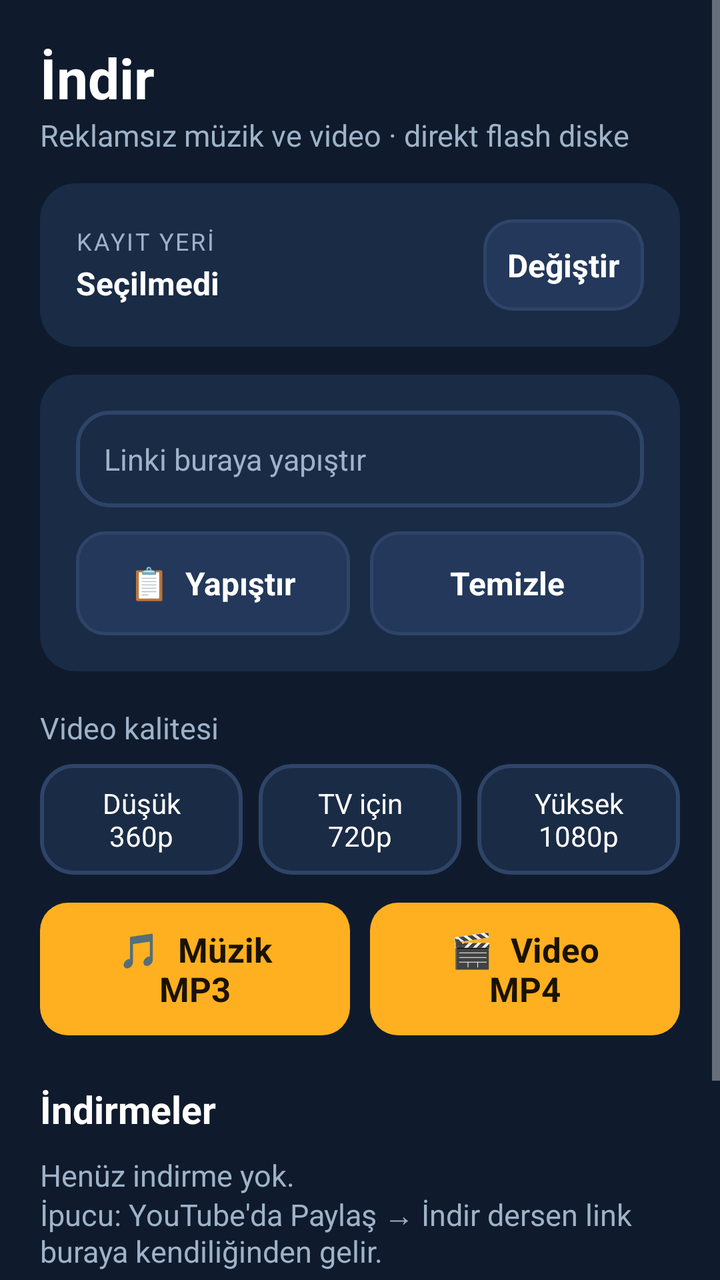
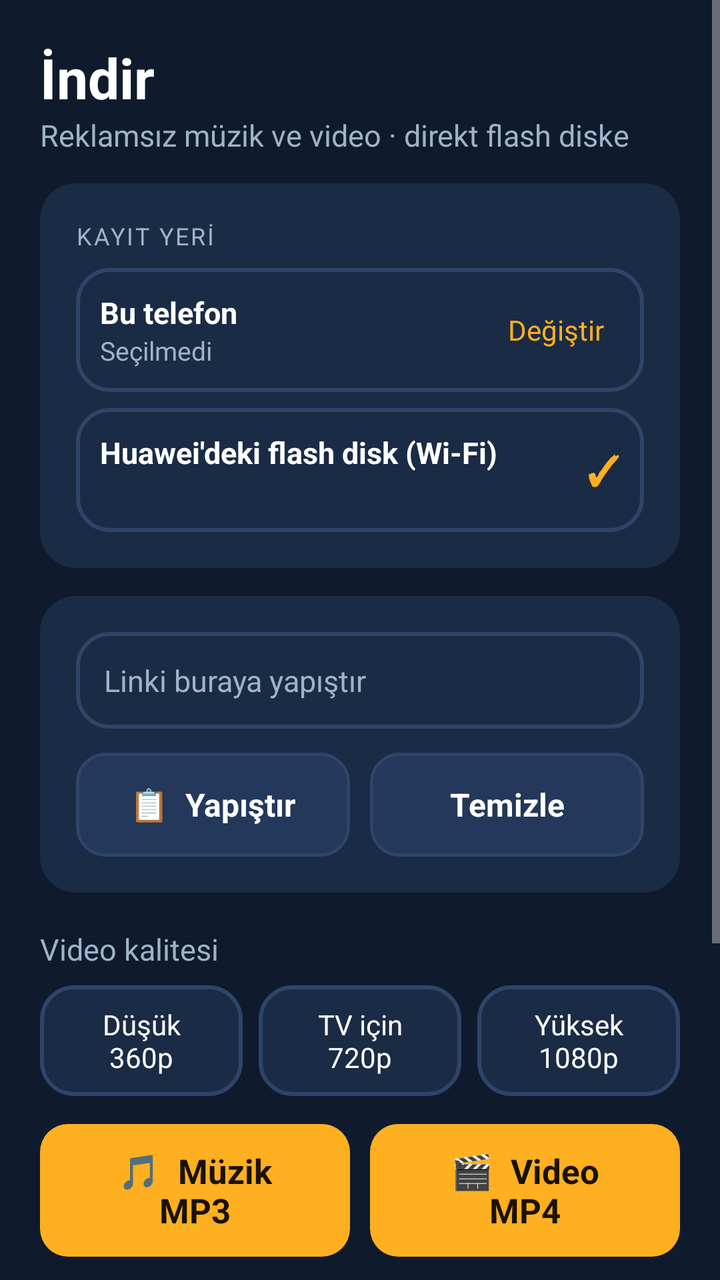

Compare the two renders of this Android layout. The source of the first and the diff that turns it into the second are given below.
<!-- AndroidManifest.xml: application theme AppTheme -->
<!-- res/layout/activity_main.xml -->
<?xml version="1.0" encoding="utf-8"?>
<ScrollView xmlns:android="http://schemas.android.com/apk/res/android"
    android:layout_width="match_parent"
    android:layout_height="match_parent"
    android:fillViewport="true">

    <LinearLayout
        android:layout_width="match_parent"
        android:layout_height="wrap_content"
        android:orientation="vertical"
        android:padding="20dp">

        <TextView style="@style/Title" android:layout_width="wrap_content" android:layout_height="wrap_content"
            android:text="İndir" />
        <TextView style="@style/Sub" android:layout_width="wrap_content" android:layout_height="wrap_content"
            android:text="Reklamsız müzik ve video · direkt flash diske" />

        
        <LinearLayout style="@style/Card" android:id="@+id/cardPlace"
            android:layout_width="match_parent" android:layout_height="wrap_content"
            android:orientation="horizontal" android:gravity="center_vertical">
            <LinearLayout android:layout_width="0dp" android:layout_height="wrap_content"
                android:layout_weight="1" android:orientation="vertical">
                <TextView style="@style/Sub" android:layout_width="wrap_content" android:layout_height="wrap_content"
                    android:textSize="12sp" android:text="KAYIT YERİ" android:letterSpacing="0.08" />
                <TextView android:id="@+id/tvPlace" android:layout_width="wrap_content" android:layout_height="wrap_content"
                    android:textColor="@color/text" android:textSize="16sp" android:textStyle="bold"
                    android:layout_marginTop="2dp" android:text="Seçilmedi" />
            </LinearLayout>
            <TextView android:id="@+id/btnPlace" style="@style/Btn2"
                android:layout_width="wrap_content" android:layout_height="wrap_content"
                android:layout_marginTop="0dp" android:minHeight="44dp"
                android:paddingLeft="16dp" android:paddingRight="16dp" android:text="Değiştir" />
        </LinearLayout>

        
        <LinearLayout style="@style/Card" android:layout_width="match_parent" android:layout_height="wrap_content"
            android:orientation="vertical">
            <EditText android:id="@+id/etUrl" android:layout_width="match_parent" android:layout_height="wrap_content"
                android:background="@drawable/bg_option" android:padding="14dp"
                android:hint="Linki buraya yapıştır" android:textColorHint="@color/sub"
                android:textColor="@color/text" android:textSize="15sp"
                android:inputType="textUri" android:maxLines="3" />
            <LinearLayout android:layout_width="match_parent" android:layout_height="wrap_content"
                android:orientation="horizontal">
                <TextView android:id="@+id/btnPaste" style="@style/Btn2" android:layout_width="0dp"
                    android:layout_height="wrap_content" android:layout_weight="1" android:text="📋  Yapıştır" />
                <View android:layout_width="10dp" android:layout_height="1dp" />
                <TextView android:id="@+id/btnClear" style="@style/Btn2" android:layout_width="0dp"
                    android:layout_height="wrap_content" android:layout_weight="1" android:text="Temizle" />
            </LinearLayout>
        </LinearLayout>

        
        <TextView style="@style/Sub" android:layout_width="wrap_content" android:layout_height="wrap_content"
            android:layout_marginTop="18dp" android:text="Video kalitesi" />
        <LinearLayout android:layout_width="match_parent" android:layout_height="wrap_content"
            android:orientation="horizontal" android:layout_marginTop="8dp">
            <TextView android:id="@+id/q360" android:layout_width="0dp" android:layout_height="wrap_content"
                android:layout_weight="1" android:background="@drawable/bg_option" android:gravity="center"
                android:padding="10dp" android:textColor="@color/text" android:textSize="14sp"
                android:text="Düşük\n360p" />
            <View android:layout_width="8dp" android:layout_height="1dp" />
            <TextView android:id="@+id/q720" android:layout_width="0dp" android:layout_height="wrap_content"
                android:layout_weight="1" android:background="@drawable/bg_option" android:gravity="center"
                android:padding="10dp" android:textColor="@color/text" android:textSize="14sp"
                android:text="TV için\n720p" />
            <View android:layout_width="8dp" android:layout_height="1dp" />
            <TextView android:id="@+id/q1080" android:layout_width="0dp" android:layout_height="wrap_content"
                android:layout_weight="1" android:background="@drawable/bg_option" android:gravity="center"
                android:padding="10dp" android:textColor="@color/text" android:textSize="14sp"
                android:text="Yüksek\n1080p" />
        </LinearLayout>

        
        <LinearLayout android:layout_width="match_parent" android:layout_height="wrap_content"
            android:orientation="horizontal">
            <TextView android:id="@+id/btnMp3" style="@style/Btn" android:layout_width="0dp"
                android:layout_height="wrap_content" android:layout_weight="1" android:text="🎵  Müzik\nMP3" />
            <View android:layout_width="10dp" android:layout_height="1dp" />
            <TextView android:id="@+id/btnMp4" style="@style/Btn" android:layout_width="0dp"
                android:layout_height="wrap_content" android:layout_weight="1" android:text="🎬  Video\nMP4" />
        </LinearLayout>

        <TextView android:id="@+id/tvEngine" style="@style/Sub" android:layout_width="match_parent"
            android:layout_height="wrap_content" android:layout_marginTop="10dp" android:gravity="center"
            android:textSize="13sp" android:visibility="gone" />

        
        <TextView style="@style/CardTitle" android:layout_width="wrap_content" android:layout_height="wrap_content"
            android:layout_marginTop="24dp" android:text="İndirmeler" />
        <LinearLayout android:id="@+id/list" android:layout_width="match_parent" android:layout_height="wrap_content"
            android:orientation="vertical" />
        <TextView android:id="@+id/tvEmpty" style="@style/Sub" android:layout_width="match_parent"
            android:layout_height="wrap_content" android:layout_marginTop="10dp"
            android:text="Henüz indirme yok.\nİpucu: YouTube'da Paylaş → İndir dersen link buraya kendiliğinden gelir." />

        <TextView android:id="@+id/btnUpdate" style="@style/Btn2" android:layout_width="match_parent"
            android:layout_height="wrap_content" android:layout_marginTop="28dp" android:text="🔄  İndiriciyi güncelle" />
        <TextView android:id="@+id/tvVersion" style="@style/Sub" android:layout_width="match_parent"
            android:layout_height="wrap_content" android:layout_marginTop="6dp" android:gravity="center"
            android:textSize="12sp" />
    </LinearLayout>
</ScrollView>
<!-- resources referenced by this layout -->
<resources>
  <color name="sub">#9FB3C8</color>
  <color name="text">#FFFFFF</color>
  <!-- drawable bg_option (drawable) -->
  <shape xmlns:android="http://schemas.android.com/apk/res/android">
      <solid android:color="@color/card" />
      <stroke android:width="2dp" android:color="@color/line" />
      <corners android:radius="16dp" />
  </shape>
  <style name="Btn">
          <item name="android:background">@drawable/bg_btn</item>
          <item name="android:textColor">@color/accent_dark</item>
          <item name="android:textSize">17sp</item>
          <item name="android:textStyle">bold</item>
          <item name="android:gravity">center</item>
          <item name="android:minHeight">56dp</item>
          <item name="android:padding">12dp</item>
          <item name="android:layout_marginTop">14dp</item>
      </style>
  <style name="Btn2">
          <item name="android:background">@drawable/bg_btn2</item>
          <item name="android:textColor">@color/text</item>
          <item name="android:textSize">16sp</item>
          <item name="android:textStyle">bold</item>
          <item name="android:gravity">center</item>
          <item name="android:minHeight">52dp</item>
          <item name="android:padding">12dp</item>
          <item name="android:layout_marginTop">12dp</item>
      </style>
  <style name="Card">
          <item name="android:background">@drawable/bg_card</item>
          <item name="android:padding">18dp</item>
          <item name="android:layout_marginTop">14dp</item>
      </style>
  <style name="CardTitle">
          <item name="android:textColor">@color/text</item>
          <item name="android:textSize">19sp</item>
          <item name="android:textStyle">bold</item>
      </style>
  <style name="Sub">
          <item name="android:textColor">@color/sub</item>
          <item name="android:textSize">15sp</item>
      </style>
  <style name="Title">
          <item name="android:textColor">@color/text</item>
          <item name="android:textSize">28sp</item>
          <item name="android:textStyle">bold</item>
      </style>
  <style name="AppTheme" parent="android:Theme.Material.NoActionBar">
          <item name="android:windowBackground">@color/bg</item>
          <item name="android:colorPrimary">@color/bg</item>
          <item name="android:colorPrimaryDark">@color/bg</item>
          <item name="android:colorAccent">@color/accent</item>
          <item name="android:statusBarColor">@color/bg</item>
          <item name="android:navigationBarColor">@color/bg</item>
          <item name="android:textColor">@color/text</item>
      </style>
  <color name="card">#1A2B45</color>
  <color name="line">#2E4468</color>
  <!-- drawable bg_btn (drawable) -->
  <ripple xmlns:android="http://schemas.android.com/apk/res/android" android:color="#55000000">
      <item>
          <selector>
              <item android:state_enabled="false">
                  <shape><solid android:color="#5C4A22" /><corners android:radius="14dp" /></shape>
              </item>
              <item>
                  <shape><solid android:color="@color/accent" /><corners android:radius="14dp" /></shape>
              </item>
          </selector>
      </item>
  </ripple>
  <color name="accent_dark">#1A1200</color>
  <!-- drawable bg_btn2 (drawable) -->
  <ripple xmlns:android="http://schemas.android.com/apk/res/android" android:color="#33FFFFFF">
      <item>
          <shape>
              <solid android:color="@color/card_hi" />
              <stroke android:width="1.5dp" android:color="@color/line" />
              <corners android:radius="14dp" />
          </shape>
      </item>
  </ripple>
  <!-- drawable bg_card (drawable) -->
  <shape xmlns:android="http://schemas.android.com/apk/res/android" android:shape="rectangle">
      <solid android:color="@color/card" />
      <corners android:radius="18dp" />
  </shape>
  <color name="bg">#0F1B2D</color>
  <color name="accent">#FFB020</color>
  <color name="card_hi">#23385A</color>
</resources>

<!-- the commit's change to res/layout/activity_main.xml (unified diff, before → after) -->
@@ -18,19 +18,41 @@
         
         <LinearLayout style="@style/Card" android:id="@+id/cardPlace"
             android:layout_width="match_parent" android:layout_height="wrap_content"
-            android:orientation="horizontal" android:gravity="center_vertical">
-            <LinearLayout android:layout_width="0dp" android:layout_height="wrap_content"
-                android:layout_weight="1" android:orientation="vertical">
-                <TextView style="@style/Sub" android:layout_width="wrap_content" android:layout_height="wrap_content"
-                    android:textSize="12sp" android:text="KAYIT YERİ" android:letterSpacing="0.08" />
-                <TextView android:id="@+id/tvPlace" android:layout_width="wrap_content" android:layout_height="wrap_content"
-                    android:textColor="@color/text" android:textSize="16sp" android:textStyle="bold"
-                    android:layout_marginTop="2dp" android:text="Seçilmedi" />
+            android:orientation="vertical">
+            <TextView style="@style/Sub" android:layout_width="wrap_content" android:layout_height="wrap_content"
+                android:textSize="12sp" android:text="KAYIT YERİ" android:letterSpacing="0.08" />
+
+            <LinearLayout android:id="@+id/optLocal" android:layout_width="match_parent" android:layout_height="wrap_content"
+                android:layout_marginTop="8dp" android:background="@drawable/bg_option" android:clickable="true"
+                android:focusable="true" android:gravity="center_vertical" android:orientation="horizontal"
+                android:padding="12dp">
+                <LinearLayout android:layout_width="0dp" android:layout_height="wrap_content"
+                    android:layout_weight="1" android:orientation="vertical">
+                    <TextView android:layout_width="wrap_content" android:layout_height="wrap_content"
+                        android:textColor="@color/text" android:textSize="15sp" android:textStyle="bold"
+                        android:text="Bu telefon" />
+                    <TextView android:id="@+id/tvPlace" style="@style/Sub" android:layout_width="wrap_content"
+                        android:layout_height="wrap_content" android:textSize="13sp" android:text="Seçilmedi" />
+                </LinearLayout>
+                <TextView android:id="@+id/btnPlace" android:layout_width="wrap_content" android:layout_height="wrap_content"
+                    android:padding="8dp" android:text="Değiştir" android:textColor="@color/accent" android:textSize="14sp" />
             </LinearLayout>
-            <TextView android:id="@+id/btnPlace" style="@style/Btn2"
-                android:layout_width="wrap_content" android:layout_height="wrap_content"
-                android:layout_marginTop="0dp" android:minHeight="44dp"
-                android:paddingLeft="16dp" android:paddingRight="16dp" android:text="Değiştir" />
+
+            <LinearLayout android:id="@+id/optWifi" android:layout_width="match_parent" android:layout_height="wrap_content"
+                android:layout_marginTop="8dp" android:background="@drawable/bg_option" android:clickable="true"
+                android:focusable="true" android:gravity="center_vertical" android:orientation="horizontal"
+                android:padding="12dp">
+                <LinearLayout android:layout_width="0dp" android:layout_height="wrap_content"
+                    android:layout_weight="1" android:orientation="vertical">
+                    <TextView android:layout_width="wrap_content" android:layout_height="wrap_content"
+                        android:textColor="@color/text" android:textSize="15sp" android:textStyle="bold"
+                        android:text="Huawei'deki flash disk (Wi-Fi)" />
+                    <TextView android:id="@+id/tvWifi" style="@style/Sub" android:layout_width="wrap_content"
+                        android:layout_height="wrap_content" android:textSize="13sp" />
+                </LinearLayout>
+                <TextView android:id="@+id/wifiCheck" android:layout_width="wrap_content" android:layout_height="wrap_content"
+                    android:text="✓" android:textColor="@color/accent" android:textSize="20sp" android:textStyle="bold" />
+            </LinearLayout>
         </LinearLayout>
 
         
